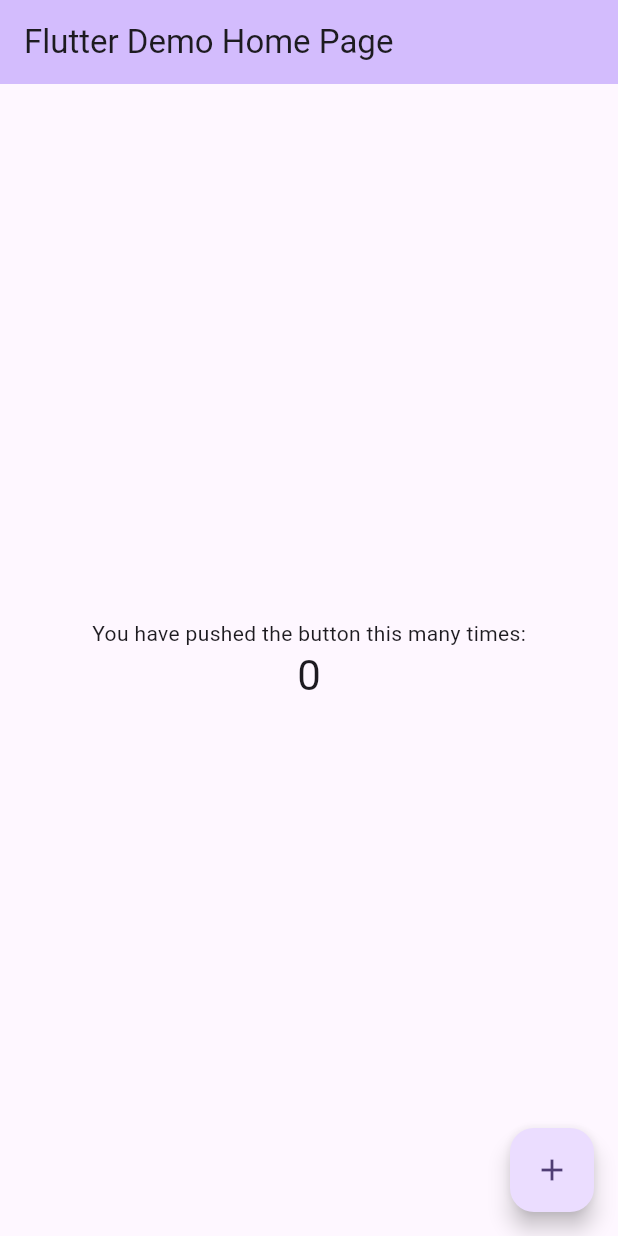
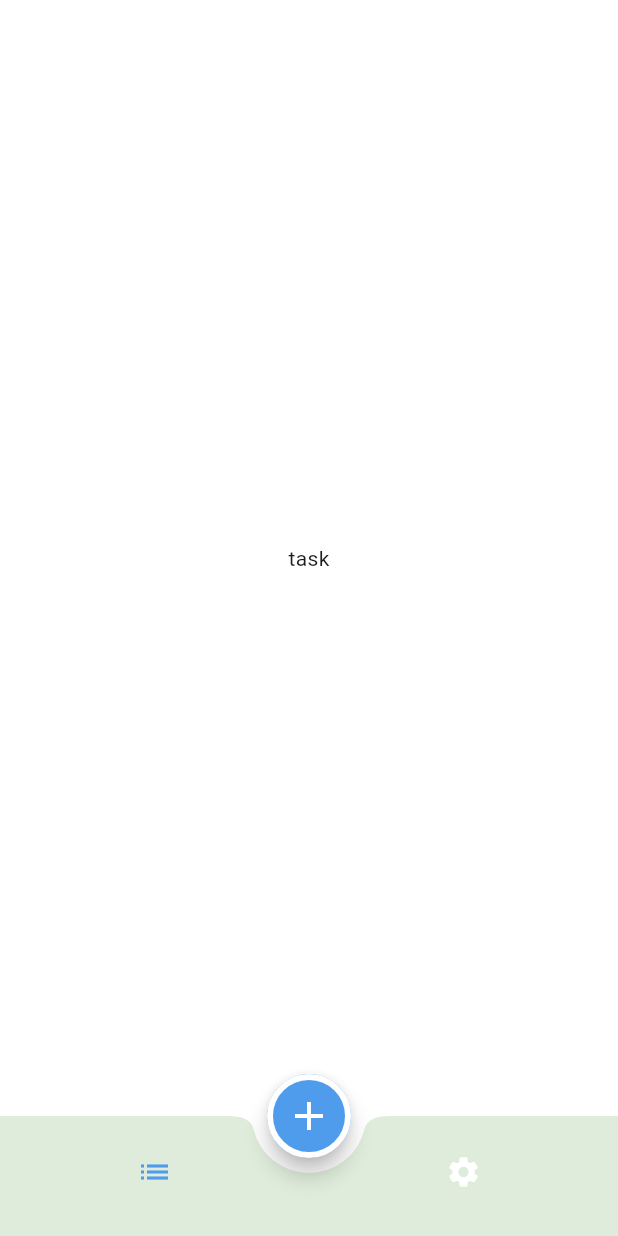
Before and after one commit to Amr-kh-dev/TODO-APP, a Flutter app: the screen it shows after launch, on a phone screen of 412 x 824 dp. Run offline on Flutter 3.47's test engine with Material 3 defaults, Android fonts, the phone set to English and light mode, and no system bars.

Commit message:
finish home screen

```diff
--- /dev/null
+++ b/lib/App_theme.dart
@@ -0,0 +1,33 @@
+import 'package:flutter/material.dart';
+
+class AppTheme {
+  static Color primaryLight = Color(0xFF509CEC);
+  static Color backgroundLight = Color(0xFFDFECDB);
+  static Color backgroundDark = Color(0xFF060E1E);
+  static Color black = Color(0xFF363636);
+  static Color white = Color(0xFFFFFFFF);
+  static Color grey = Color.fromARGB(0, 44, 44, 48);
+  static Color grren = Color(0xFF61E757);
+  static Color red = Color(0xFFEC4B4B);
+
+  static ThemeData lightTheme = ThemeData(
+    primaryColor: primaryLight,
+    scaffoldBackgroundColor: white,
+    bottomNavigationBarTheme: BottomNavigationBarThemeData(
+      type: BottomNavigationBarType.fixed,
+      backgroundColor: backgroundLight,
+      selectedItemColor: primaryLight,
+      unselectedItemColor: white,
+      showSelectedLabels: false,
+      showUnselectedLabels: false,
+    ),
+    floatingActionButtonTheme: FloatingActionButtonThemeData(
+      backgroundColor: primaryLight,
+      foregroundColor: white,
+      shape: CircleBorder(side: BorderSide(width: 4, color: white)),
+    ),
+
+  );
+  ///////////////////////////////////////////////////////////////////////////////////
+  static ThemeData darkTheme = ThemeData();
+}
--- a/lib/main.dart
+++ b/lib/main.dart
@@ -1,126 +1,24 @@
 import 'package:flutter/material.dart';
+import 'package:flutter_application_1/App_theme.dart';
+import 'package:flutter_application_1/taps/home_screen.dart';
 
 void main() {
-  runApp(const MyApp());
+  runApp(todoApp());
 }
 
-class MyApp extends StatelessWidget {
-  const MyApp({super.key});
+class todoApp extends StatelessWidget {
 
-  // This widget is the root of your application.
+
   @override
   Widget build(BuildContext context) {
     return MaterialApp(
-      title: 'Flutter Demo',
-      theme: ThemeData(
-        // This is the theme of your application.
-        //
-        // TRY THIS: Try running your application with "flutter run". You'll see
-        // the application has a purple toolbar. Then, without quitting the app,
-        // try changing the seedColor in the colorScheme below to Colors.green
-        // and then invoke "hot reload" (save your changes or press the "hot
-        // reload" button in a Flutter-supported IDE, or press "r" if you used
-        // the command line to start the app).
-        //
-        // Notice that the counter didn't reset back to zero; the application
-        // state is not lost during the reload. To reset the state, use hot
-        // restart instead.
-        //
-        // This works for code too, not just values: Most code changes can be
-        // tested with just a hot reload.
-        colorScheme: ColorScheme.fromSeed(seedColor: Colors.deepPurple),
-        useMaterial3: true,
-      ),
-      home: const MyHomePage(title: 'Flutter Demo Home Page'),
+      title: 'Todo App',
+      debugShowCheckedModeBanner: false,
+      routes: {HomeScreen.route:(_) => HomeScreen()},
+      initialRoute: HomeScreen.route,
+      theme: AppTheme.lightTheme,
+      darkTheme: AppTheme.darkTheme,
+      themeMode: ThemeMode.light,
     );
   }
 }
-
-class MyHomePage extends StatefulWidget {
-  const MyHomePage({super.key, required this.title});
-
-  // This widget is the home page of your application. It is stateful, meaning
-  // that it has a State object (defined below) that contains fields that affect
-  // how it looks.
-
-  // This class is the configuration for the state. It holds the values (in this
-  // case the title) provided by the parent (in this case the App widget) and
-  // used by the build method of the State. Fields in a Widget subclass are
-  // always marked "final".
-
-  final String title;
-
-  @override
-  State<MyHomePage> createState() => _MyHomePageState();
-}
-
-class _MyHomePageState extends State<MyHomePage> {
-  int _counter = 0;
-
-  void _incrementCounter() {
-    setState(() {
-      // This call to setState tells the Flutter framework that something has
-      // changed in this State, which causes it to rerun the build method below
-      // so that the display can reflect the updated values. If we changed
-      // _counter without calling setState(), then the build method would not be
-      // called again, and so nothing would appear to happen.
-      _counter++;
-    });
-  }
-
-  @override
-  Widget build(BuildContext context) {
-    // This method is rerun every time setState is called, for instance as done
-    // by the _incrementCounter method above.
-    //
-    // The Flutter framework has been optimized to make rerunning build methods
-    // fast, so that you can just rebuild anything that needs updating rather
-    // than having to individually change instances of widgets.
-    return Scaffold(
-      appBar: AppBar(
-        // TRY THIS: Try changing the color here to a specific color (to
-        // Colors.amber, perhaps?) and trigger a hot reload to see the AppBar
-        // change color while the other colors stay the same.
-        backgroundColor: Theme.of(context).colorScheme.inversePrimary,
-        // Here we take the value from the MyHomePage object that was created by
-        // the App.build method, and use it to set our appbar title.
-        title: Text(widget.title),
-      ),
-      body: Center(
-        // Center is a layout widget. It takes a single child and positions it
-        // in the middle of the parent.
-        child: Column(
-          // Column is also a layout widget. It takes a list of children and
-          // arranges them vertically. By default, it sizes itself to fit its
-          // children horizontally, and tries to be as tall as its parent.
-          //
-          // Column has various properties to control how it sizes itself and
-          // how it positions its children. Here we use mainAxisAlignment to
-          // center the children vertically; the main axis here is the vertical
-          // axis because Columns are vertical (the cross axis would be
-          // horizontal).
-          //
-          // TRY THIS: Invoke "debug painting" (choose the "Toggle Debug Paint"
-          // action in the IDE, or press "p" in the console), to see the
-          // wireframe for each widget.
-          mainAxisAlignment: MainAxisAlignment.center,
-          children: <Widget>[
-            const Text(
-              'You have pushed the button this many times:',
-            ),
-            Text(
-              '$_counter',
-              style: Theme.of(context).textTheme.headlineMedium,
-            ),
-          ],
-        ),
-      ),
-      floatingActionButton: FloatingActionButton(
-        onPressed: _incrementCounter,
-        tooltip: 'Increment',
-
-        child: const Icon(Icons.add),
-      ), // This trailing comma makes auto-formatting nicer for build methods.
-    );
-  }
-}
--- /dev/null
+++ b/lib/taps/home_screen.dart
@@ -0,0 +1,48 @@
+import 'package:flutter/material.dart';
+import 'package:flutter_application_1/App_theme.dart';
+import 'package:flutter_application_1/taps/settings/setting_tap.dart';
+import 'package:flutter_application_1/taps/tasks/task_tap.dart';
+
+class HomeScreen extends StatefulWidget {
+  static const route = '/home';
+
+  @override
+  State<HomeScreen> createState() => _HomeScreenState();
+}
+
+class _HomeScreenState extends State<HomeScreen> {
+  List<Widget> tabs = [TaskTap(), SettingTap()];
+  int curentTabIndex = 0;
+  @override
+  Widget build(BuildContext context) {
+    return Scaffold(
+      body: tabs[curentTabIndex],
+      bottomNavigationBar: BottomAppBar(
+        shape: CircularNotchedRectangle(),
+        notchMargin: 10,
+        clipBehavior: Clip.antiAliasWithSaveLayer,
+        padding: EdgeInsets.zero,
+        color: AppTheme.white,
+
+        child: BottomNavigationBar(
+            currentIndex: curentTabIndex,
+            onTap: (index) => setState(() => curentTabIndex = index),
+            elevation: 0,
+            items: [
+              BottomNavigationBarItem(icon: Icon(Icons.list), label: 'tasks'),
+              BottomNavigationBarItem(
+                  icon: Icon(Icons.settings), label: 'settings'),
+            ]),
+      ),
+      floatingActionButton: FloatingActionButton(
+        onPressed: () {},
+        child: Icon(
+          Icons.add,
+          size: 32,
+        ),
+
+      ),
+      floatingActionButtonLocation: FloatingActionButtonLocation.centerDocked,
+    );
+  }
+}
--- /dev/null
+++ b/lib/taps/settings/setting_tap.dart
@@ -0,0 +1,10 @@
+import 'package:flutter/material.dart';
+
+class SettingTap extends StatelessWidget {
+  @override
+  Widget build(BuildContext context) {
+    return Center(
+      child: Text('Settings'),
+    );
+  }
+}
--- /dev/null
+++ b/lib/taps/tasks/task_tap.dart
@@ -0,0 +1,10 @@
+import 'package:flutter/material.dart';
+
+class TaskTap extends StatelessWidget {
+  @override
+  Widget build(BuildContext context) {
+    return Center(
+      child: Text('task'),
+    );
+  }
+}
```
Also changed, not shown: 6 other files.
